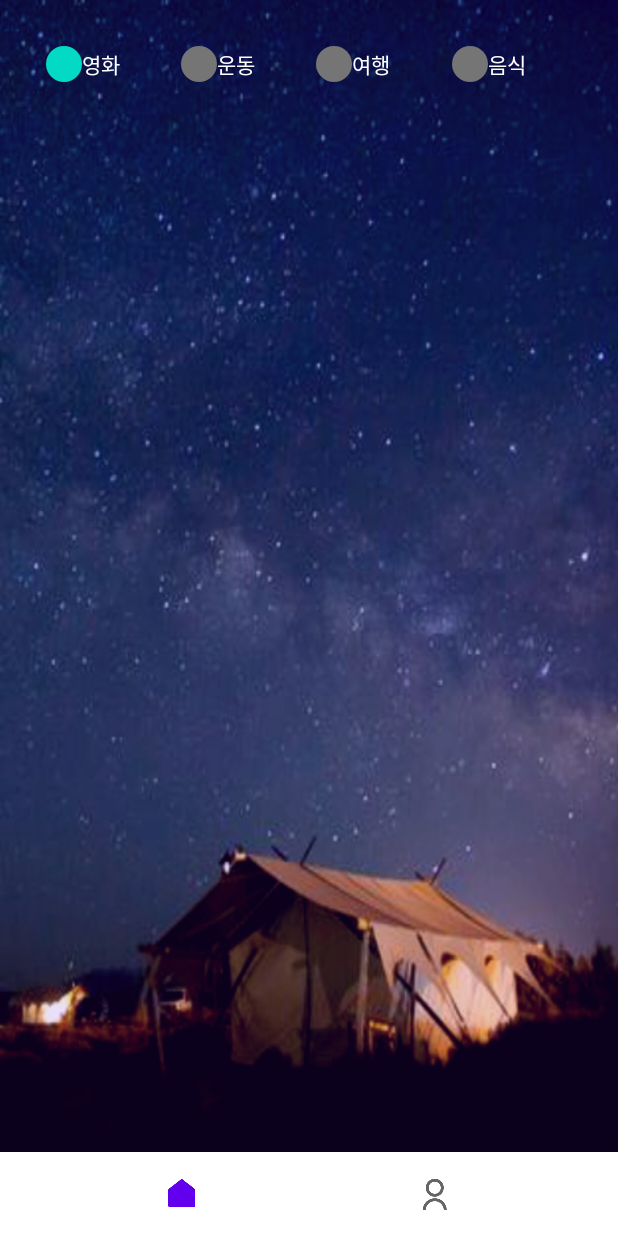
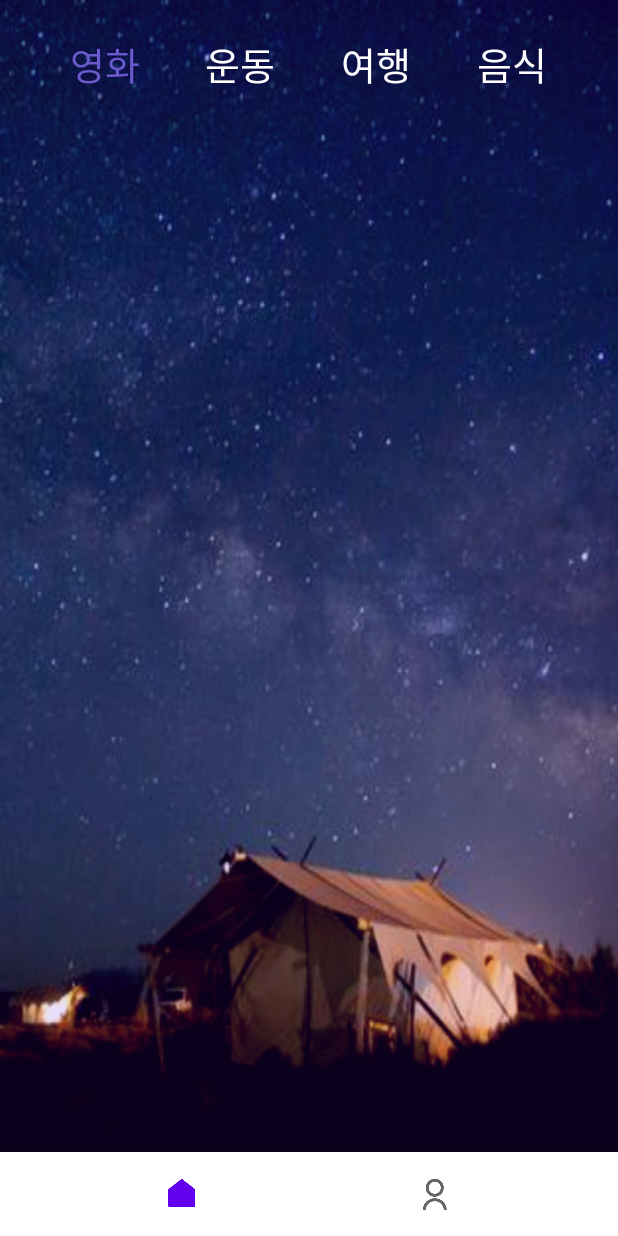
Before and after one commit to tmdrl980430/find_movie_theater_android, an Android app: the screen it shows after launch (MainActivity), on a phone screen of 412 x 824 dp. Run offline under Robolectric (Android 15) with nearby library versions, the phone set to English and light mode, and no system bars; our stand-ins replace navigation-ui; libraries missing offline, so code that uses them is left out: com.naver.maps; 3 statements that could not run were skipped.

Commit message:
수정 중

```diff
--- /dev/null
+++ b/app/src/main/res/color/radio_button_selector.xml
@@ -0,0 +1,6 @@
+<?xml version="1.0" encoding="utf-8"?>
+<!-- res/color/radio_button_selector.xml -->
+<selector xmlns:android="http://schemas.android.com/apk/res/android">
+    <item android:state_checked="true" android:color="@color/slateBlue" />
+    <item android:state_checked="false" android:color="@color/white" />
+</selector>
--- a/app/src/main/res/layout/fragment_home.xml
+++ b/app/src/main/res/layout/fragment_home.xml
@@ -25,49 +25,49 @@
             android:id="@+id/rd_btn_hobby1"
             android:layout_width="wrap_content"
             android:layout_height="match_parent"
-            android:layout_marginEnd="5dp"
-            android:layout_marginStart="5dp"
             android:layout_weight="1"
             android:text="@string/hobby_movie_chip"
-            android:textColor="@color/white"
-            android:button="@drawable/custom_radio_button"
+            android:textColor="@color/radio_button_selector"
+            android:button="@null"
             android:checked="true"
+            android:textSize="25sp"
+            android:gravity="center"
             android:tag="1" />
 
         <RadioButton
             android:id="@+id/rd_btn_hobby2"
             android:layout_width="wrap_content"
             android:layout_height="match_parent"
-            android:layout_marginEnd="5dp"
-            android:layout_marginStart="5dp"
             android:layout_weight="1"
-            android:textColor="@color/white"
+            android:textColor="@color/radio_button_selector"
             android:text="@string/hobby_exercise_chip"
-            android:button="@drawable/custom_radio_button"
+            android:gravity="center"
+            android:button="@null"
+            android:textSize="25sp"
             android:tag="2" />
 
         <RadioButton
             android:id="@+id/rd_btn_hobby3"
             android:layout_width="wrap_content"
             android:layout_height="match_parent"
-            android:layout_marginEnd="5dp"
-            android:layout_marginStart="5dp"
             android:layout_weight="1"
-            android:textColor="@color/white"
+            android:textColor="@color/radio_button_selector"
             android:text="@string/hobby_exercise_travel"
-            android:button="@drawable/custom_radio_button"
+            android:gravity="center"
+            android:textSize="25sp"
+            android:button="@null"
             android:tag="3" />
 
         <RadioButton
             android:id="@+id/rd_btn_hobby4"
             android:layout_width="wrap_content"
             android:layout_height="match_parent"
-            android:layout_marginEnd="5dp"
-            android:layout_marginStart="5dp"
             android:layout_weight="1"
-            android:textColor="@color/white"
+            android:textColor="@color/radio_button_selector"
             android:text="@string/hobby_exercise_food"
-            android:button="@drawable/custom_radio_button"
+            android:gravity="center"
+            android:textSize="25sp"
+            android:button="@null"
             android:tag="4" />
 
     </RadioGroup>
@@ -79,9 +79,10 @@
         android:layout_marginTop="30dp"
         app:layout_constraintBottom_toBottomOf="parent"
         app:layout_constraintEnd_toEndOf="parent"
+        app:layout_constraintHorizontal_bias="0.0"
         app:layout_constraintStart_toStartOf="parent"
-        app:layout_constraintTop_toBottomOf="@+id/radiogroup_hobby" />
-
+        app:layout_constraintTop_toBottomOf="@+id/radiogroup_hobby"
+        app:layout_constraintVertical_bias="0.0" />
 
 
 </androidx.constraintlayout.widget.ConstraintLayout>
--- a/app/src/main/res/layout/item_blog.xml
+++ b/app/src/main/res/layout/item_blog.xml
@@ -8,6 +8,8 @@
     android:layout_marginBottom="16dp"
     android:padding="20dp"
     android:background="@drawable/blog_item_border_background">
+
+
 
     <androidx.appcompat.widget.AppCompatTextView
         android:id="@+id/item_blog_title_tv"
@@ -67,7 +69,7 @@
         android:autoLink="web"
         android:maxLines="1"
         android:text="@string/select_blog_see_more_text"
-        android:textColor="@color/white"
+        android:textColor="@color/slateBlue"
         android:textSize="14sp"
         android:textStyle="italic"
         app:layout_constraintBottom_toBottomOf="@+id/item_blog_postdate_tv"
--- a/app/src/main/res/values/colors.xml
+++ b/app/src/main/res/values/colors.xml
@@ -43,7 +43,11 @@
     <color name="coral">#FF7F50</color> <!-- 코랄(주홍색) -->
     <color name="plum">#DDA0DD</color> <!-- 자두색 -->
     <color name="slateBlue">#6A5ACD</color> <!-- 슬레이트 블루 -->
+    <color name="linkColor">#FF0000</color>
 
+
+    <color name="checkedColor">#FF0000</color> <!-- 선택된 상태의 색상 (예: 빨간색) -->
+    <color name="uncheckedColor">#00FF00</color> <!-- 선택되지 않은 상태의 색상 (예: 녹색) -->
 
 
 </resources>
```
Also changed, not shown: app/src/main/res/drawable/blog_item_border_background.xml (line endings or trailing spaces).
